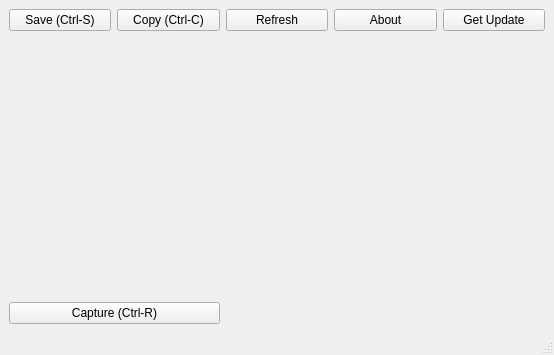
langong-dev/ScreenShot-L, file mainwindow.ui: the form before one commit.
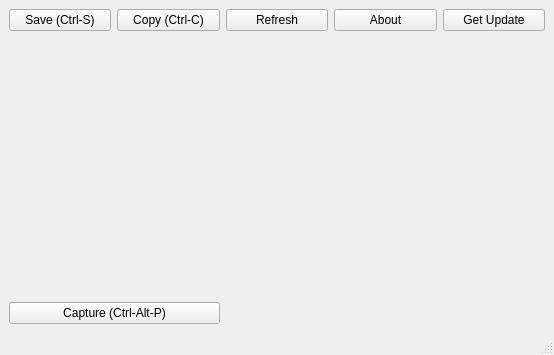
The form after the commit. Icons and pictures are not drawn.

Patch:
```diff
--- a/mainwindow.ui
+++ b/mainwindow.ui
@@ -32,10 +32,7 @@
     <item row="3" column="0" colspan="2">
      <widget class="QPushButton" name="start">
       <property name="text">
-       <string>Capture (Ctrl-R)</string>
-      </property>
-      <property name="shortcut">
-       <string>Ctrl+R</string>
+       <string>Capture (Ctrl-Alt-P)</string>
       </property>
      </widget>
     </item>
```
